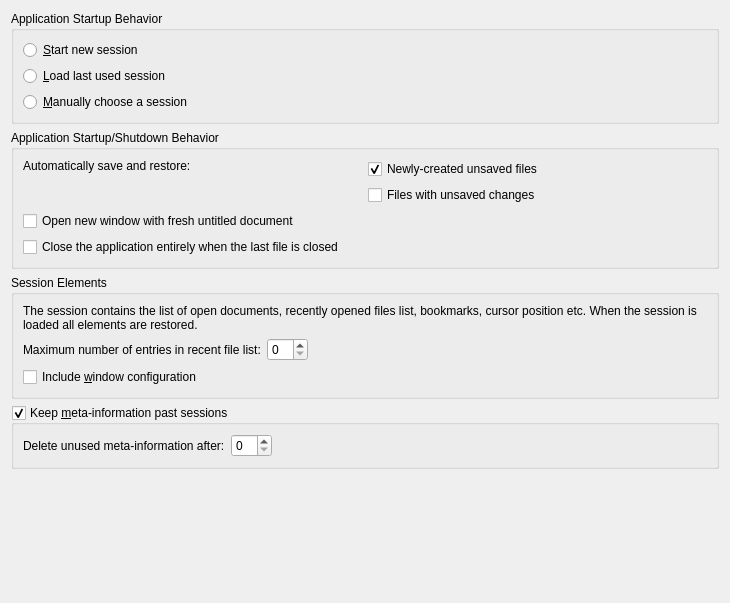
The window that apps/lib/ui/sessionconfigwidget.ui (KDE/kate) describes before a commit, drawn with Qt 5.
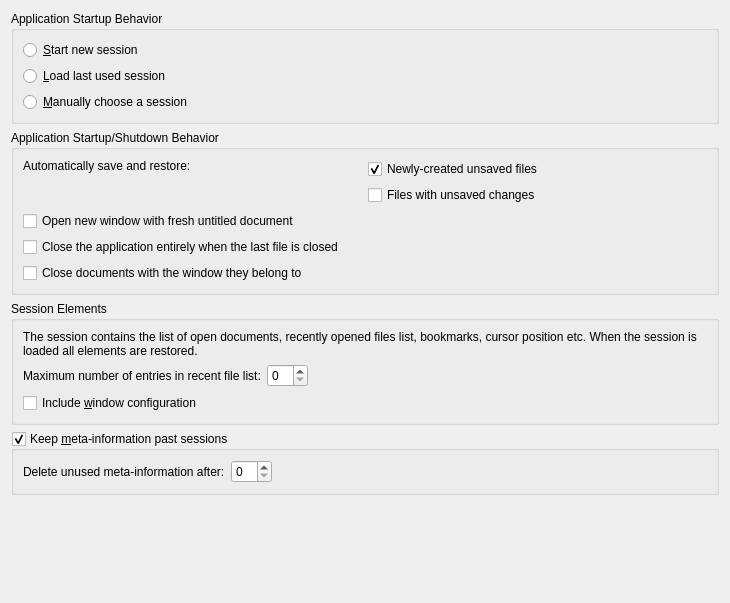
The same window after the commit. Custom widgets are drawn as their Qt base class.

Commit message: make it configurable if windows kill their documents on close

Diff of the .ui file:
```diff
--- a/apps/lib/ui/sessionconfigwidget.ui
+++ b/apps/lib/ui/sessionconfigwidget.ui
@@ -99,6 +99,13 @@
         </property>
        </widget>
       </item>
+      <item>
+       <widget class="QCheckBox" name="winClosesDocuments">
+        <property name="text">
+         <string>Close documents with the window they belong to</string>
+        </property>
+       </widget>
+      </item>
      </layout>
     </widget>
    </item>
```
The commit also changes 2 other files.
